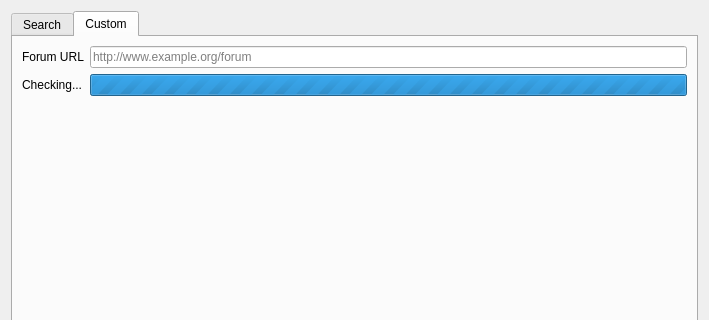
First picture: the form in src/reader/subscribeforum.ui, repository vranki/siilihai-client, before the edit; both pictures show x 0 to 709 and y 0 to 320 of the 709 by 516 pixel window.
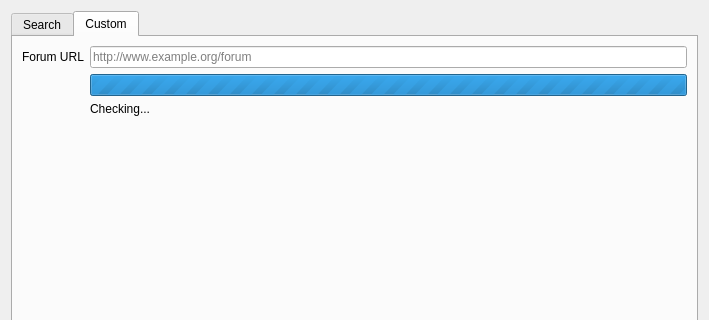
Second picture: the form after the edit. The open tabs and pages were chosen to show the change. Icons and pictures are not drawn.

```diff
--- a/src/reader/subscribeforum.ui
+++ b/src/reader/subscribeforum.ui
@@ -120,7 +120,7 @@
          </property>
         </widget>
        </item>
-       <item row="1" column="0">
+       <item row="2" column="1">
         <widget class="QLabel" name="checkText">
          <property name="text">
           <string>Checking...</string>
```
Left out of the diff: 2 changed lines with no effect on the pictures.
